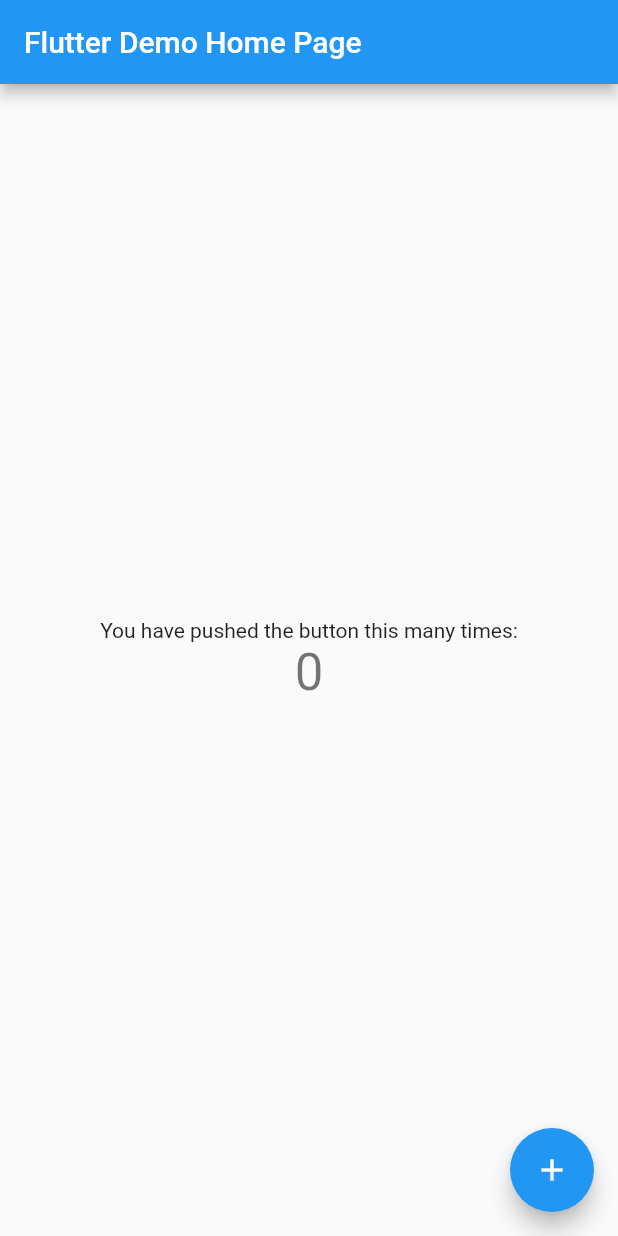
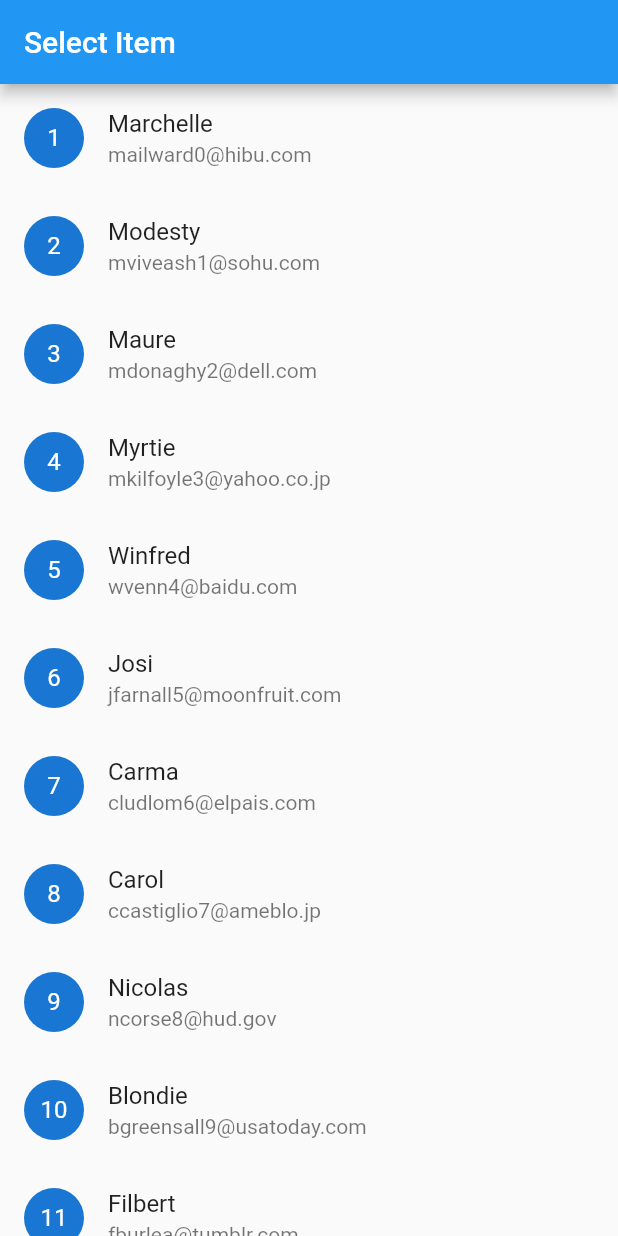
Before and after one commit to nstack-in/flutter-select-list-item, a Flutter app: the screen it shows after launch, on a phone screen of 412 x 824 dp. Run offline on Flutter 3.47's test engine with Material 2 defaults, Android fonts, the phone set to English and light mode, and no system bars.

```diff
--- /dev/null
+++ b/lib/data.dart
@@ -0,0 +1,436 @@
+class MyData {
+  static List<Map> data = [
+    {
+      "id": 1,
+      "name": "Marchelle",
+      "email": "mailward0@hibu.com",
+      "address": "57 Bowman Drive"
+    },
+    {
+      "id": 2,
+      "name": "Modesty",
+      "email": "mviveash1@sohu.com",
+      "address": "2171 Welch Avenue"
+    },
+    {
+      "id": 3,
+      "name": "Maure",
+      "email": "mdonaghy2@dell.com",
+      "address": "4623 Chinook Circle"
+    },
+    {
+      "id": 4,
+      "name": "Myrtie",
+      "email": "mkilfoyle3@yahoo.co.jp",
+      "address": "406 Kings Road"
+    },
+    {
+      "id": 5,
+      "name": "Winfred",
+      "email": "wvenn4@baidu.com",
+      "address": "2444 Pawling Lane"
+    },
+    {
+      "id": 6,
+      "name": "Josi",
+      "email": "jfarnall5@moonfruit.com",
+      "address": "0 Hoepker Lane"
+    },
+    {
+      "id": 7,
+      "name": "Carma",
+      "email": "cludlom6@elpais.com",
+      "address": "01349 Logan Terrace"
+    },
+    {
+      "id": 8,
+      "name": "Carol",
+      "email": "ccastiglio7@ameblo.jp",
+      "address": "67871 Raven Pass"
+    },
+    {
+      "id": 9,
+      "name": "Nicolas",
+      "email": "ncorse8@hud.gov",
+      "address": "32212 Banding Alley"
+    },
+    {
+      "id": 10,
+      "name": "Blondie",
+      "email": "bgreensall9@usatoday.com",
+      "address": "217 South Trail"
+    },
+    {
+      "id": 11,
+      "name": "Filbert",
+      "email": "fburlea@tumblr.com",
+      "address": "3 Mayfield Pass"
+    },
+    {
+      "id": 12,
+      "name": "Imojean",
+      "email": "iwalbrookb@zdnet.com",
+      "address": "91904 Fieldstone Lane"
+    },
+    {
+      "id": 13,
+      "name": "Rochell",
+      "email": "rsharplesc@drupal.org",
+      "address": "46 Schmedeman Place"
+    },
+    {
+      "id": 14,
+      "name": "Fayina",
+      "email": "fwellwoodd@mapquest.com",
+      "address": "1 Anderson Street"
+    },
+    {
+      "id": 15,
+      "name": "Dilan",
+      "email": "dgethinge@wsj.com",
+      "address": "87297 High Crossing Alley"
+    },
+    {
+      "id": 16,
+      "name": "Berkie",
+      "email": "bmousbyf@si.edu",
+      "address": "5611 Colorado Drive"
+    },
+    {
+      "id": 17,
+      "name": "Aliza",
+      "email": "aabelsg@de.vu",
+      "address": "56 Dunning Way"
+    },
+    {
+      "id": 18,
+      "name": "Gene",
+      "email": "gernih@slashdot.org",
+      "address": "0479 Jay Court"
+    },
+    {
+      "id": 19,
+      "name": "Devland",
+      "email": "dlindbladi@geocities.jp",
+      "address": "0971 Johnson Terrace"
+    },
+    {
+      "id": 20,
+      "name": "Leigh",
+      "email": "larlidgej@xinhuanet.com",
+      "address": "430 Hanover Park"
+    },
+    {
+      "id": 21,
+      "name": "Annamaria",
+      "email": "agerreyk@jiathis.com",
+      "address": "03345 Larry Junction"
+    },
+    {
+      "id": 22,
+      "name": "Agace",
+      "email": "arubenczykl@meetup.com",
+      "address": "119 Stuart Alley"
+    },
+    {
+      "id": 23,
+      "name": "Ninette",
+      "email": "nhuglim@npr.org",
+      "address": "746 Calypso Plaza"
+    },
+    {
+      "id": 24,
+      "name": "Sosanna",
+      "email": "scopestaken@cloudflare.com",
+      "address": "81924 North Parkway"
+    },
+    {
+      "id": 25,
+      "name": "Millard",
+      "email": "mcullumo@jigsy.com",
+      "address": "6215 Hoepker Park"
+    },
+    {
+      "id": 26,
+      "name": "Alden",
+      "email": "aconvillep@seattletimes.com",
+      "address": "13 Mayfield Pass"
+    },
+    {
+      "id": 27,
+      "name": "Roderich",
+      "email": "rquinlanq@feedburner.com",
+      "address": "58 Dawn Parkway"
+    },
+    {
+      "id": 28,
+      "name": "Jesse",
+      "email": "jblackallerr@github.com",
+      "address": "286 Stone Corner Drive"
+    },
+    {
+      "id": 29,
+      "name": "Grace",
+      "email": "gmaytoms@reverbnation.com",
+      "address": "52817 Shelley Place"
+    },
+    {
+      "id": 30,
+      "name": "Lurline",
+      "email": "lvennardt@goo.ne.jp",
+      "address": "8 Cherokee Plaza"
+    },
+    {
+      "id": 31,
+      "name": "Bernie",
+      "email": "bsworderu@wordpress.com",
+      "address": "6223 Harbort Street"
+    },
+    {
+      "id": 32,
+      "name": "Dana",
+      "email": "dknevetv@linkedin.com",
+      "address": "6 Waxwing Alley"
+    },
+    {
+      "id": 33,
+      "name": "Emelita",
+      "email": "emckernonw@hugedomains.com",
+      "address": "823 Kings Alley"
+    },
+    {
+      "id": 34,
+      "name": "Mikey",
+      "email": "maldissx@cyberchimps.com",
+      "address": "83570 Lerdahl Park"
+    },
+    {
+      "id": 35,
+      "name": "Hortensia",
+      "email": "hgarmony@guardian.co.uk",
+      "address": "9 Ryan Drive"
+    },
+    {
+      "id": 36,
+      "name": "Nicolis",
+      "email": "nfallsz@privacy.gov.au",
+      "address": "414 Nelson Park"
+    },
+    {
+      "id": 37,
+      "name": "Christoforo",
+      "email": "cdunan10@salon.com",
+      "address": "342 Division Point"
+    },
+    {
+      "id": 38,
+      "name": "Abie",
+      "email": "acoulter11@unblog.fr",
+      "address": "04 4th Trail"
+    },
+    {
+      "id": 39,
+      "name": "Lowell",
+      "email": "lguihen12@mit.edu",
+      "address": "177 Banding Parkway"
+    },
+    {
+      "id": 40,
+      "name": "Sherye",
+      "email": "sardron13@dagondesign.com",
+      "address": "3720 Killdeer Way"
+    },
+    {
+      "id": 41,
+      "name": "Laura",
+      "email": "lruit14@mlb.com",
+      "address": "9818 Moland Avenue"
+    },
+    {
+      "id": 42,
+      "name": "Carlen",
+      "email": "cjacquet15@indiatimes.com",
+      "address": "5191 Bay Way"
+    },
+    {
+      "id": 43,
+      "name": "Mirabel",
+      "email": "methridge16@businesswire.com",
+      "address": "027 West Junction"
+    },
+    {
+      "id": 44,
+      "name": "Shellie",
+      "email": "sffrenchbeytagh17@theatlantic.com",
+      "address": "075 Merrick Place"
+    },
+    {
+      "id": 45,
+      "name": "Rossie",
+      "email": "rpecht18@craigslist.org",
+      "address": "6127 Barnett Terrace"
+    },
+    {
+      "id": 46,
+      "name": "Adelle",
+      "email": "amichelotti19@google.com.hk",
+      "address": "0763 Vidon Alley"
+    },
+    {
+      "id": 47,
+      "name": "Welby",
+      "email": "wtremblet1a@rediff.com",
+      "address": "968 Oneill Street"
+    },
+    {
+      "id": 48,
+      "name": "Julianne",
+      "email": "jchessun1b@princeton.edu",
+      "address": "9 Arizona Pass"
+    },
+    {
+      "id": 49,
+      "name": "Hilly",
+      "email": "hgodlonton1c@slideshare.net",
+      "address": "264 Buell Center"
+    },
+    {
+      "id": 50,
+      "name": "Velma",
+      "email": "vomullaney1d@hud.gov",
+      "address": "61 Mosinee Crossing"
+    },
+    {
+      "id": 51,
+      "name": "Maisie",
+      "email": "mlewty1e@prweb.com",
+      "address": "7 Oriole Crossing"
+    },
+    {
+      "id": 52,
+      "name": "Teirtza",
+      "email": "tsturge1f@amazon.co.uk",
+      "address": "5 Vidon Crossing"
+    },
+    {
+      "id": 53,
+      "name": "Karrah",
+      "email": "kneaves1g@yolasite.com",
+      "address": "6018 Lotheville Hill"
+    },
+    {
+      "id": 54,
+      "name": "Packston",
+      "email": "plemanu1h@harvard.edu",
+      "address": "4751 Iowa Hill"
+    },
+    {
+      "id": 55,
+      "name": "Kary",
+      "email": "kflips1i@php.net",
+      "address": "53139 Magdeline Road"
+    },
+    {
+      "id": 56,
+      "name": "Megan",
+      "email": "mrivelon1j@businesswire.com",
+      "address": "56 Hallows Place"
+    },
+    {
+      "id": 57,
+      "name": "Banky",
+      "email": "bwratten1k@google.ru",
+      "address": "2726 Prairieview Park"
+    },
+    {
+      "id": 58,
+      "name": "Darsie",
+      "email": "dmossop1l@homestead.com",
+      "address": "59274 Elmside Place"
+    },
+    {
+      "id": 59,
+      "name": "Blane",
+      "email": "bburleton1m@hibu.com",
+      "address": "9935 3rd Crossing"
+    },
+    {
+      "id": 60,
+      "name": "Bald",
+      "email": "bbuckerfield1n@slashdot.org",
+      "address": "848 Pankratz Parkway"
+    },
+    {
+      "id": 61,
+      "name": "Maire",
+      "email": "mrichardot1o@eepurl.com",
+      "address": "3691 Hudson Avenue"
+    },
+    {
+      "id": 62,
+      "name": "Cherie",
+      "email": "cshurlock1p@tinypic.com",
+      "address": "00 Derek Road"
+    },
+    {
+      "id": 63,
+      "name": "Pen",
+      "email": "plevy1q@infoseek.co.jp",
+      "address": "2839 Ruskin Crossing"
+    },
+    {
+      "id": 64,
+      "name": "Spike",
+      "email": "swakeling1r@nasa.gov",
+      "address": "54 Superior Court"
+    },
+    {
+      "id": 65,
+      "name": "Esteban",
+      "email": "esmoth1s@rakuten.co.jp",
+      "address": "26640 Muir Court"
+    },
+    {
+      "id": 66,
+      "name": "Gabriele",
+      "email": "gabramamovh1t@webeden.co.uk",
+      "address": "7 Arapahoe Center"
+    },
+    {
+      "id": 67,
+      "name": "Randy",
+      "email": "rcaveau1u@timesonline.co.uk",
+      "address": "3752 Del Mar Place"
+    },
+    {
+      "id": 68,
+      "name": "Tabb",
+      "email": "todd1v@360.cn",
+      "address": "07 Coleman Lane"
+    },
+    {
+      "id": 69,
+      "name": "Ginnifer",
+      "email": "ggerman1w@netscape.com",
+      "address": "3414 Michigan Court"
+    },
+    {
+      "id": 70,
+      "name": "Corie",
+      "email": "cbarnardo1x@freewebs.com",
+      "address": "69066 Magdeline Place"
+    },
+    {
+      "id": 71,
+      "name": "Ravi",
+      "email": "rlawful1y@elpais.com",
+      "address": "0580 Forster Lane"
+    },
+    {
+      "id": 72,
+      "name": "Adelheid",
+      "email": "aplenderleith1z@cdbaby.com",
+      "address": "1307 Oak Terrace"
+    }
+  ];
+}
--- /dev/null
+++ b/lib/home.dart
@@ -0,0 +1,94 @@
+import 'package:flutter/material.dart';
+import 'package:flutter_select_all_list/data.dart';
+
+class HomePage extends StatefulWidget {
+  @override
+  _HomePageState createState() => _HomePageState();
+}
+
+class _HomePageState extends State<HomePage> {
+  bool isSelectionMode = false;
+  List<Map> staticData = MyData.data;
+  Map<int, bool> selectedFlag = {};
+
+  @override
+  Widget build(BuildContext context) {
+    return Scaffold(
+      appBar: AppBar(
+        title: Text('Select Item'),
+      ),
+      body: ListView.builder(
+        itemBuilder: (builder, index) {
+          Map data = staticData[index];
+          selectedFlag[index] = selectedFlag[index] ?? false;
+          bool isSelected = selectedFlag[index];
+
+          return ListTile(
+            onLongPress: () => onLongPress(isSelected, index),
+            onTap: () => onTap(isSelected, index),
+            title: Text("${data['name']}"),
+            subtitle: Text("${data['email']}"),
+            leading: _buildSelectIcon(isSelected, data),
+          );
+        },
+        itemCount: staticData.length,
+      ),
+      floatingActionButton: _buildSelectAllButton(),
+    );
+  }
+
+  void onTap(bool isSelected, int index) {
+    if (isSelectionMode) {
+      setState(() {
+        selectedFlag[index] = !isSelected;
+        isSelectionMode = selectedFlag.containsValue(true);
+      });
+    } else {
+      // Open Detail Page
+    }
+  }
+
+  void onLongPress(bool isSelected, int index) {
+    setState(() {
+      selectedFlag[index] = !isSelected;
+      isSelectionMode = selectedFlag.containsValue(true);
+    });
+  }
+
+  Widget _buildSelectIcon(bool isSelected, Map data) {
+    if (isSelectionMode) {
+      return Icon(
+        isSelected ? Icons.check_box : Icons.check_box_outline_blank,
+        color: Theme.of(context).primaryColor,
+      );
+    } else {
+      return CircleAvatar(
+        child: Text('${data['id']}'),
+      );
+    }
+  }
+
+  Widget _buildSelectAllButton() {
+    bool isFalseAvailable = selectedFlag.containsValue(false);
+    if (isSelectionMode) {
+      return FloatingActionButton(
+        onPressed: _selectAll,
+        child: Icon(
+          isFalseAvailable ? Icons.done_all : Icons.remove_done,
+        ),
+      );
+    } else {
+      return null;
+    }
+  }
+
+  void _selectAll() {
+    bool isFalseAvailable = selectedFlag.containsValue(false);
+    // If false will be available then it will select all the checkbox
+    // If there will be no false then it will de-select all
+    selectedFlag.updateAll((key, value) => isFalseAvailable);
+    setState(() {
+      isSelectionMode = selectedFlag.containsValue(true);
+    });
+  }
+}
--- a/lib/main.dart
+++ b/lib/main.dart
@@ -1,117 +1,17 @@
 import 'package:flutter/material.dart';
+import 'package:flutter_select_all_list/home.dart';
 
 void main() {
   runApp(MyApp());
 }
 
 class MyApp extends StatelessWidget {
-  // This widget is the root of your application.
   @override
   Widget build(BuildContext context) {
     return MaterialApp(
-      title: 'Flutter Demo',
-      theme: ThemeData(
-        // This is the theme of your application.
-        //
-        // Try running your application with "flutter run". You'll see the
-        // application has a blue toolbar. Then, without quitting the app, try
-        // changing the primarySwatch below to Colors.green and then invoke
-        // "hot reload" (press "r" in the console where you ran "flutter run",
-        // or simply save your changes to "hot reload" in a Flutter IDE).
-        // Notice that the counter didn't reset back to zero; the application
-        // is not restarted.
-        primarySwatch: Colors.blue,
-        // This makes the visual density adapt to the platform that you run
-        // the app on. For desktop platforms, the controls will be smaller and
-        // closer together (more dense) than on mobile platforms.
-        visualDensity: VisualDensity.adaptivePlatformDensity,
-      ),
-      home: MyHomePage(title: 'Flutter Demo Home Page'),
+      debugShowCheckedModeBanner: false,
+      title: 'Select Item List',
+      home: HomePage(),
     );
   }
 }
-
-class MyHomePage extends StatefulWidget {
-  MyHomePage({Key key, this.title}) : super(key: key);
-
-  // This widget is the home page of your application. It is stateful, meaning
-  // that it has a State object (defined below) that contains fields that affect
-  // how it looks.
-
-  // This class is the configuration for the state. It holds the values (in this
-  // case the title) provided by the parent (in this case the App widget) and
-  // used by the build method of the State. Fields in a Widget subclass are
-  // always marked "final".
-
-  final String title;
-
-  @override
-  _MyHomePageState createState() => _MyHomePageState();
-}
-
-class _MyHomePageState extends State<MyHomePage> {
-  int _counter = 0;
-
-  void _incrementCounter() {
-    setState(() {
-      // This call to setState tells the Flutter framework that something has
-      // changed in this State, which causes it to rerun the build method below
-      // so that the display can reflect the updated values. If we changed
-      // _counter without calling setState(), then the build method would not be
-      // called again, and so nothing would appear to happen.
-      _counter++;
-    });
-  }
-
-  @override
-  Widget build(BuildContext context) {
-    // This method is rerun every time setState is called, for instance as done
-    // by the _incrementCounter method above.
-    //
-    // The Flutter framework has been optimized to make rerunning build methods
-    // fast, so that you can just rebuild anything that needs updating rather
-    // than having to individually change instances of widgets.
-    return Scaffold(
-      appBar: AppBar(
-        // Here we take the value from the MyHomePage object that was created by
-        // the App.build method, and use it to set our appbar title.
-        title: Text(widget.title),
-      ),
-      body: Center(
-        // Center is a layout widget. It takes a single child and positions it
-        // in the middle of the parent.
-        child: Column(
-          // Column is also a layout widget. It takes a list of children and
-          // arranges them vertically. By default, it sizes itself to fit its
-          // children horizontally, and tries to be as tall as its parent.
-          //
-          // Invoke "debug painting" (press "p" in the console, choose the
-          // "Toggle Debug Paint" action from the Flutter Inspector in Android
-          // Studio, or the "Toggle Debug Paint" command in Visual Studio Code)
-          // to see the wireframe for each widget.
-          //
-          // Column has various properties to control how it sizes itself and
-          // how it positions its children. Here we use mainAxisAlignment to
-          // center the children vertically; the main axis here is the vertical
-          // axis because Columns are vertical (the cross axis would be
-          // horizontal).
-          mainAxisAlignment: MainAxisAlignment.center,
-          children: <Widget>[
-            Text(
-              'You have pushed the button this many times:',
-            ),
-            Text(
-              '$_counter',
-              style: Theme.of(context).textTheme.headline4,
-            ),
-          ],
-        ),
-      ),
-      floatingActionButton: FloatingActionButton(
-        onPressed: _incrementCounter,
-        tooltip: 'Increment',
-        child: Icon(Icons.add),
-      ), // This trailing comma makes auto-formatting nicer for build methods.
-    );
-  }
-}
```
